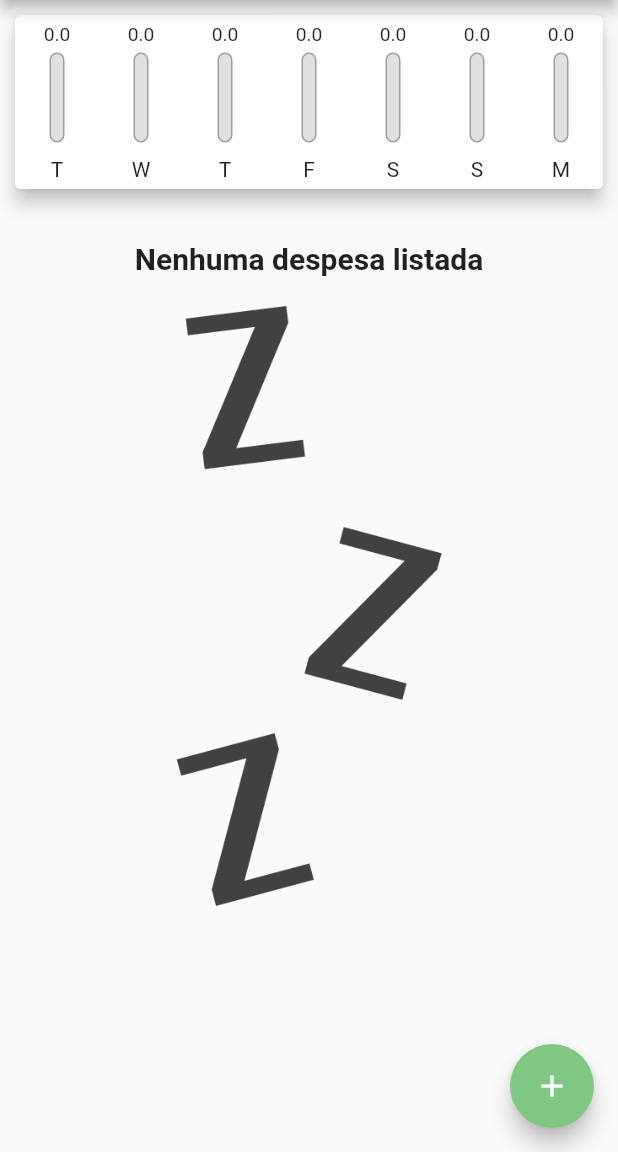
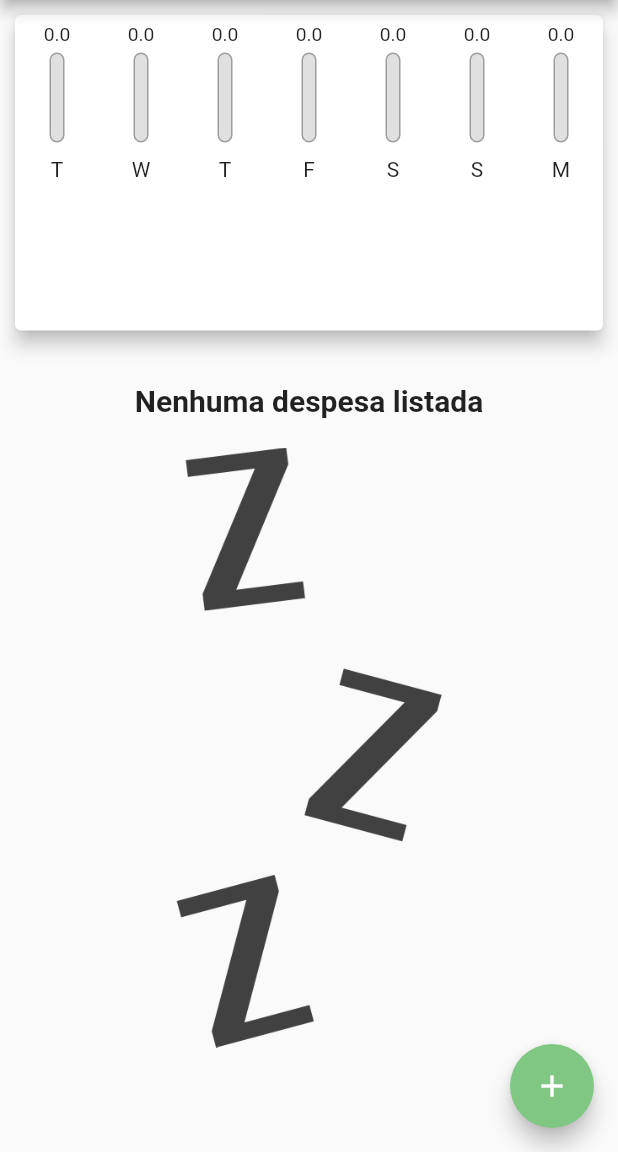
Before and after one commit to kiszewski/ExpensesApp, a Flutter app: the screen it shows after launch, on a phone screen of 412 x 824 dp, the part 84-1236 px from its top. Run offline on Flutter 3.47's test engine with Material 2 defaults, Android fonts, the phone set to English and light mode, and no system bars.

Commit message:
aplicando responsivade de acordo com dispositivo

```diff
--- a/lib/components/transaction_list.dart
+++ b/lib/components/transaction_list.dart
@@ -11,9 +11,7 @@ class TransactionList extends StatelessWidget {
 
   @override
   Widget build(BuildContext context) {
-    return Container(
-      height: 500,
-      child: transactions.isEmpty
+    return transactions.isEmpty
         ? Column(
             children: <Widget>[
               SizedBox(height: 25),
@@ -88,7 +86,6 @@ class TransactionList extends StatelessWidget {
                 ),
               );
             },
-            ),
           );
   }
 }
--- a/lib/main.dart
+++ b/lib/main.dart
@@ -62,7 +62,7 @@ class _MyHomePageState extends State<MyHomePage> {
     Navigator.of(context).pop();
   }
 
-  _delete(Transaction tr) {
+  _deleteTransaction(Transaction tr) {
     setState(() {
       _transactions.remove(tr);
     });
@@ -70,8 +70,7 @@ class _MyHomePageState extends State<MyHomePage> {
 
   @override
   Widget build(BuildContext context) {
-    return Scaffold(
-      appBar: AppBar(
+    final appBar = AppBar(
       title: Text('Despesas Pessoais'),
       centerTitle: true,
       actions: <Widget>[
@@ -79,14 +78,24 @@ class _MyHomePageState extends State<MyHomePage> {
             icon: Icon(Icons.add),
             onPressed: () => _showTransactionModal(context))
       ],
-      ),
+    );
+    final availableHeight = MediaQuery.of(context).size.height -
+        appBar.preferredSize.height -
+        MediaQuery.of(context).padding.top;
+
+    return Scaffold(
+      appBar: appBar,
       body: SingleChildScrollView(
         child: Column(
           crossAxisAlignment: CrossAxisAlignment.stretch,
           mainAxisAlignment: MainAxisAlignment.start,
           children: <Widget>[
-            Chart(recentTransactions: _recentTransactions),
-            TransactionList(_transactions, _delete),
+            Container(
+                height: availableHeight * 0.3,
+                child: Chart(recentTransactions: _recentTransactions)),
+            Container(
+                height: availableHeight * 0.7,
+                child: TransactionList(_transactions, _deleteTransaction)),
           ],
         ),
       ),
```
Lines whose indentation alone changed are shown as unchanged.
